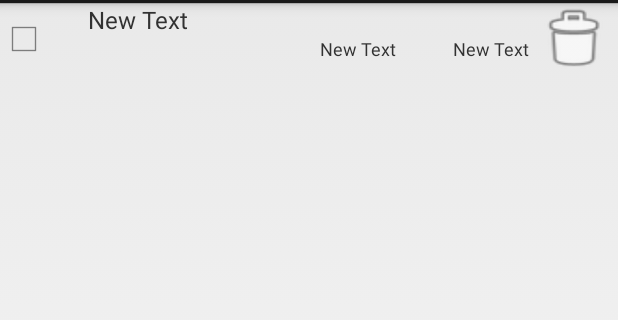
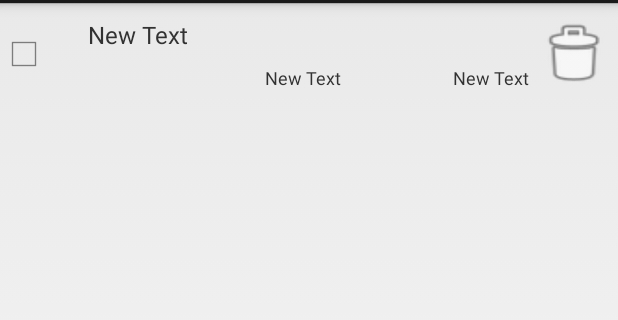
Before and after one commit to xRand/ToDoList, an Android app: the layout mylist.xml on its own in the app's theme, with its tools: preview values and no code run, on a phone screen of 412 x 824 dp, the part 69-389 px from its top. Run offline under Robolectric (Android 15) with nearby library versions, the phone set to English and light mode, and no system bars.

Commit message:
ActiveAndroid

```diff
--- a/app/build.gradle
+++ b/app/build.gradle
@@ -25,6 +25,7 @@ android {
 
 dependencies {
     compile fileTree(include: ['*.jar'], dir: 'libs')
-    compile ('com.google.code.gson:gson:2.3.1')
+    compile ('com.android.support:support-v4:13.0.0')
+    compile ('com.michaelpardo:activeandroid:3.1.0-SNAPSHOT')
 
 }
--- a/app/src/main/AndroidManifest.xml
+++ b/app/src/main/AndroidManifest.xml
@@ -3,10 +3,14 @@
     package="com.example.ilja.myapplication" >
 
     <application
+        android:name="com.activeandroid.app.Application"
         android:allowBackup="true"
         android:icon="@drawable/ic_launcher"
         android:label="@string/app_name"
         android:theme="@style/AppTheme">
+
+        <meta-data android:name="MY_DB_NAME" android:value="MyDB.db" />
+        <meta-data android:name="MY_DB_VERSION" android:value="1" />
 
         <activity
             android:name=".MyActivity"
--- a/app/src/main/res/layout/activity_my.xml
+++ b/app/src/main/res/layout/activity_my.xml
@@ -32,5 +32,6 @@
         android:layout_width="match_parent"
         android:layout_height="wrap_content"
         android:id="@+id/listView"
-        android:layout_below="@id/head"/>
+        android:layout_below="@id/head"
+        android:dividerHeight="2dp"/>
 </RelativeLayout>
--- a/app/src/main/res/layout/mylist.xml
+++ b/app/src/main/res/layout/mylist.xml
@@ -4,7 +4,7 @@
     android:layout_width="match_parent"
     android:layout_height="wrap_content"
     android:orientation="horizontal"
-    android:weightSum="7">
+    android:layout_marginTop="10dp">
     <CheckBox
         android:id="@+id/check"
         android:layout_width="0dp"
@@ -16,7 +16,7 @@
     <LinearLayout
         android:orientation="vertical"
         android:layout_width="0dp"
-        android:layout_height="wrap_content"
+        android:layout_height="match_parent"
         android:layout_weight="5">
         <TextView
             android:id="@+id/todo"
@@ -31,7 +31,8 @@
         <LinearLayout
             android:orientation="horizontal"
             android:layout_width="match_parent"
-            android:layout_height="wrap_content">
+            android:layout_height="match_parent"
+            android:layout_weight="4">
 
             <TextView
                 android:layout_width="0dp"
@@ -39,7 +40,8 @@
                 android:text="New Text"
                 android:id="@+id/created"
                 android:gravity="right"
-                android:layout_weight="3.5"
+                android:layout_gravity="bottom"
+                android:layout_weight="2.3"
                 android:focusable="false"
                 android:textSize="12sp" />
 
@@ -49,7 +51,8 @@
                 android:text="New Text"
                 android:id="@+id/done"
                 android:gravity="right"
-                android:layout_weight="1.5"
+                android:layout_gravity="bottom"
+                android:layout_weight="1.7"
                 android:focusable="false"
                 android:textSize="12sp" />
         </LinearLayout>
```
Also changed, not shown: app/src/main/java/com/example/ilja/myapplication/DetailsActivity.java (+6 -4 lines), app/src/main/java/com/example/ilja/myapplication/ListItems.java (+23 -1 lines), app/src/main/java/com/example/ilja/myapplication/MyActivity.java (+22 -50 lines), app/src/main/java/com/example/ilja/myapplication/MyAdapter.java (+13 -2 lines), 1 other file.
